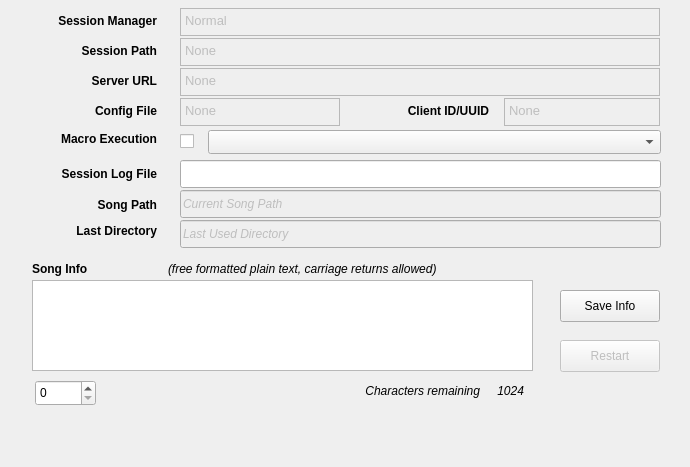
Old version of the form seq_qt5/forms/qsessionframe.ui in the repository ahlstromcj/seq66.
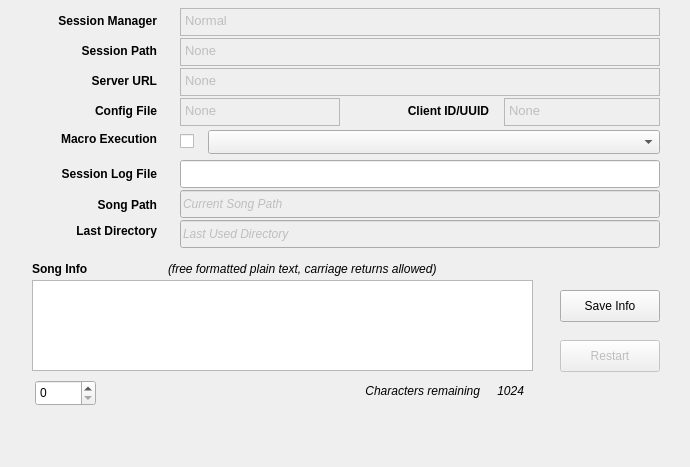
New version of the form.

```diff
--- a/seq_qt5/forms/qsessionframe.ui
+++ b/seq_qt5/forms/qsessionframe.ui
@@ -416,7 +416,7 @@
     <rect>
      <x>180</x>
      <y>190</y>
-     <width>481</width>
+     <width>480</width>
      <height>28</height>
     </rect>
    </property>
@@ -476,7 +476,7 @@
     <rect>
      <x>208</x>
      <y>130</y>
-     <width>453</width>
+     <width>452</width>
      <height>24</height>
     </rect>
    </property>
@@ -511,7 +511,7 @@
     <rect>
      <x>180</x>
      <y>160</y>
-     <width>481</width>
+     <width>480</width>
      <height>28</height>
     </rect>
    </property>
@@ -694,7 +694,7 @@
     <rect>
      <x>180</x>
      <y>220</y>
-     <width>481</width>
+     <width>480</width>
      <height>28</height>
     </rect>
    </property>
```
Left out of the diff: 55 changed lines with no effect on the pictures.
